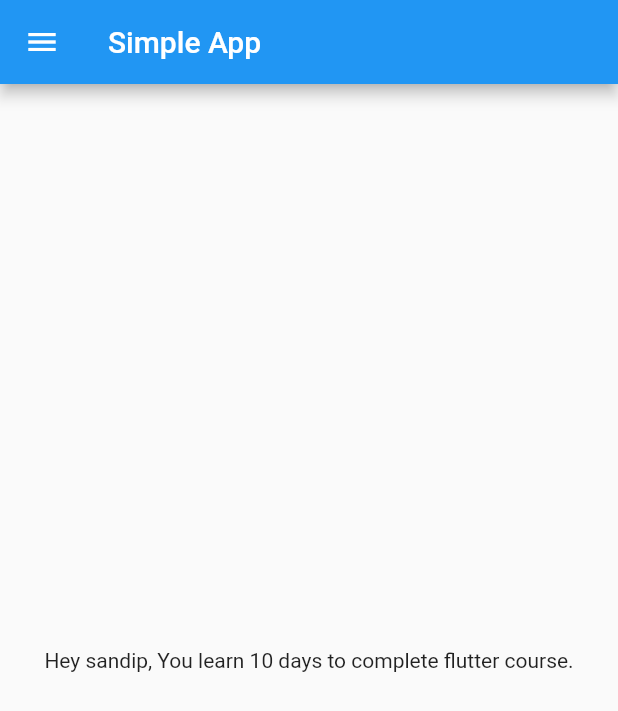
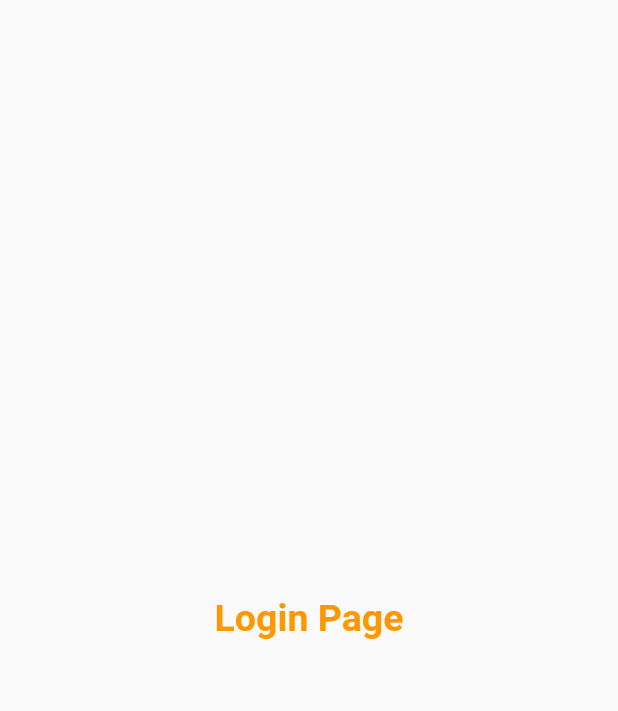
Before and after one commit to sandipfachra/learn_flutter, a Flutter app: the screen it shows after launch, on a phone screen of 412 x 824 dp. Shown: the top 711 px of the screen. Run offline on Flutter 3.47's test engine with Material 2 defaults, Android fonts, the phone set to English and light mode, and no system bars.

Commit message:
day 3 complete

```diff
--- a/lib/home_page.dart
+++ b/lib/home_page.dart
@@ -1,8 +1,8 @@
 import 'package:flutter/material.dart';
 
 class HomePage extends StatelessWidget {
-  int days = 10;
-  String name = "sandip";
+  final int days = 10;
+  final String name = "sandip";
 
   @override
   Widget build(BuildContext context) {
--- a/lib/main.dart
+++ b/lib/main.dart
@@ -1,5 +1,6 @@
 import 'package:flutter/material.dart';
 import 'package:food_delivery/home_page.dart';
+import 'package:food_delivery/pages/login_page.dart';
 
 void main() {
   runApp(MyApp());
@@ -11,7 +12,17 @@ class MyApp extends StatelessWidget {
   @override
   Widget build(BuildContext context) {
     return MaterialApp(
-      home: HomePage(),
+      themeMode: ThemeMode.light,
+      theme: ThemeData(primarySwatch: Colors.orange),
+      darkTheme: ThemeData(
+        brightness: Brightness.dark,
+      ),
+      // initialRoute: "/home",
+      routes: {
+        "/": (context) => LoginPage(),
+        "/home": (context) => HomePage(),
+        "/login": (context) => LoginPage(),
+      },
     );
   }
 }
--- /dev/null
+++ b/lib/pages/login_page.dart
@@ -0,0 +1,16 @@
+import 'package:flutter/material.dart';
+
+class LoginPage extends StatelessWidget {
+  @override
+  Widget build(BuildContext context) {
+    return Material(
+      child: Center(
+        child: Text(
+          "Login Page",
+          style: TextStyle(
+              fontSize: 25, color: Colors.orange, fontWeight: FontWeight.bold),
+        ),
+      ),
+    );
+  }
+}
```
